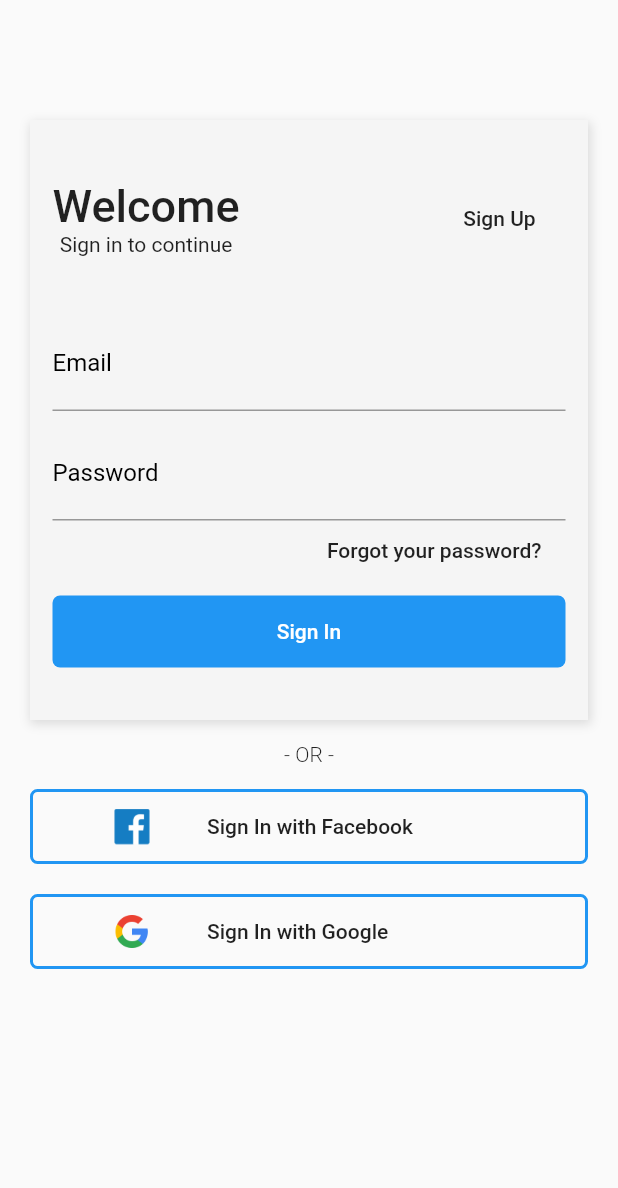
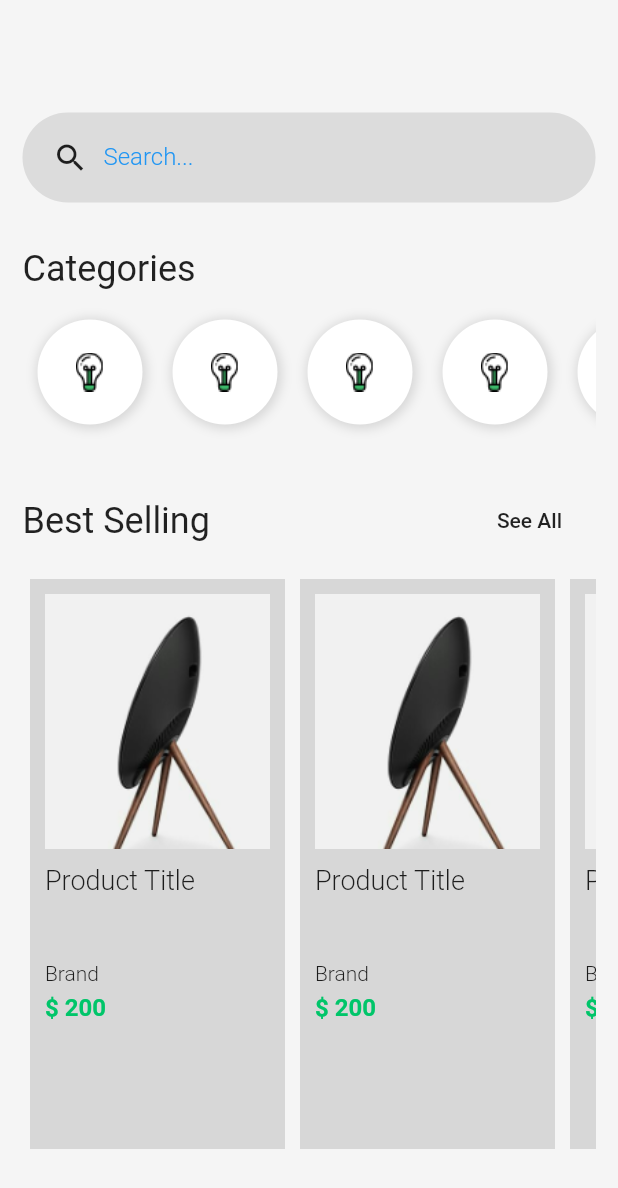
Before and after one commit to franciscpd/shopping_flutter, a Flutter app: the screen it shows after launch, after a tap on "Sign In", on a phone screen of 412 x 824 dp. Shown: the top 1188 px of the screen. Run offline on Flutter 3.47's test engine with Material 2 defaults, Android fonts, the phone set to English and light mode, and no system bars.

Commit message:
Add product list and details page

```diff
--- /dev/null
+++ b/lib/pages/home.page.dart
@@ -0,0 +1,221 @@
+import 'package:flutter/material.dart';
+import 'package:shopping/pages/product.page.dart';
+
+class HomePage extends StatelessWidget {
+  @override
+  Widget build(BuildContext context) {
+    return Scaffold(
+      body: Container(
+        padding: EdgeInsets.all(15),
+        width: double.infinity,
+        color: Color(0xFFF5F5F5),
+        child: Column(
+          crossAxisAlignment: CrossAxisAlignment.stretch,
+          children: <Widget>[
+            SizedBox(
+              height: 60,
+            ),
+            search(),
+            SizedBox(
+              height: 30,
+            ),
+            Text(
+              'Categories',
+              style: Theme.of(context).textTheme.headline,
+            ),
+            SizedBox(
+              height: 10,
+            ),
+            Container(
+              height: 90,
+              child: categoryList(),
+            ),
+            SizedBox(
+              height: 30,
+            ),
+            Row(
+              mainAxisAlignment: MainAxisAlignment.spaceBetween,
+              children: <Widget>[
+                Text(
+                  'Best Selling',
+                  style: Theme.of(context).textTheme.headline,
+                ),
+                FlatButton(
+                  child: Text('See All'),
+                  onPressed: () => {},
+                ),
+              ],
+            ),
+            SizedBox(
+              height: 10,
+            ),
+            Container(
+              height: 390,
+              child: productList(context),
+            ),
+          ],
+        ),
+      ),
+    );
+  }
+}
+
+Widget productList(BuildContext context) {
+  return Container(
+    child: ListView(
+      scrollDirection: Axis.horizontal,
+      children: <Widget>[
+        productItem(context),
+        productItem(context),
+        productItem(context),
+        productItem(context),
+        productItem(context),
+        productItem(context),
+        productItem(context),
+      ],
+    ),
+  );
+}
+
+Widget productItem(BuildContext context) {
+  return Container(
+    padding: EdgeInsets.all(10),
+    margin: EdgeInsets.all(5),
+    width: 170,
+    color: Colors.black12,
+    child: Column(
+      crossAxisAlignment: CrossAxisAlignment.start,
+      children: <Widget>[
+        GestureDetector(
+          onTap: () {
+            Navigator.push(
+              context,
+              MaterialPageRoute(
+                builder: (context) => ProductPage(),
+              ),
+            );
+          },
+          child: Image.asset(
+            'assets/product-1.png',
+            width: 170,
+            height: 170,
+            fit: BoxFit.cover,
+          ),
+        ),
+        SizedBox(
+          height: 10,
+        ),
+        Container(
+          height: 60,
+          child: Text(
+            'Product Title',
+            style: TextStyle(
+              fontSize: 18,
+              fontWeight: FontWeight.w300,
+            ),
+          ),
+        ),
+        SizedBox(
+          height: 5,
+        ),
+        Text(
+          "Brand",
+          style: TextStyle(
+            fontSize: 14,
+            fontWeight: FontWeight.w300,
+          ),
+        ),
+        SizedBox(
+          height: 5,
+        ),
+        Text(
+          "\$ 200",
+          style: TextStyle(
+            fontSize: 16,
+            fontWeight: FontWeight.bold,
+            color: Color(0xFF00C569),
+          ),
+        ),
+      ],
+    ),
+  );
+}
+
+Widget categoryList() {
+  return Container(
+    child: ListView(
+      scrollDirection: Axis.horizontal,
+      children: <Widget>[
+        categoryItem(),
+        categoryItem(),
+        categoryItem(),
+        categoryItem(),
+        categoryItem(),
+        categoryItem(),
+        categoryItem(),
+      ],
+    ),
+  );
+}
+
+Widget categoryItem() {
+  return Container(
+    width: 70,
+    height: 70,
+    margin: EdgeInsets.all(10),
+    padding: EdgeInsets.all(10),
+    decoration: BoxDecoration(
+      color: Colors.white,
+      boxShadow: [
+        new BoxShadow(
+          color: Colors.black12,
+          offset: new Offset(1, 1),
+          blurRadius: 5,
+          spreadRadius: 2,
+        ),
+      ],
+      borderRadius: BorderRadius.all(
+        Radius.circular(64),
+      ),
+    ),
+    child: Image.asset('assets/Icon_Devices.png'),
+  );
+}
+
+Widget search() {
+  return Container(
+    decoration: BoxDecoration(
+      color: Colors.black.withOpacity(0.1),
+      borderRadius: BorderRadius.all(
+        Radius.circular(128),
+      ),
+    ),
+    height: 60,
+    padding: EdgeInsets.only(left: 20),
+    child: Row(
+      children: <Widget>[
+        Icon(Icons.search),
+        Container(
+          width: 300,
+          padding: EdgeInsets.only(left: 10),
+          child: TextFormField(
+            keyboardType: TextInputType.text,
+            decoration: InputDecoration(
+              border: InputBorder.none,
+              labelText: 'Search...',
+              labelStyle: TextStyle(
+                color: Colors.blue,
+                fontWeight: FontWeight.w300,
+                fontSize: 16,
+              ),
+            ),
+            style: TextStyle(
+              fontSize: 20,
+              color: Colors.blue,
+            ),
+          ),
+        ),
+      ],
+    ),
+  );
+}
--- a/lib/pages/login.page.dart
+++ b/lib/pages/login.page.dart
@@ -1,4 +1,5 @@
 import 'package:flutter/material.dart';
+import 'package:shopping/pages/home.page.dart';
 import 'package:shopping/pages/singup.page.dart';
 
 class LoginPage extends StatelessWidget {
@@ -120,7 +121,14 @@ class LoginPage extends StatelessWidget {
                               color: Colors.white,
                             ),
                           ),
-                          onPressed: () {},
+                          onPressed: () {
+                            Navigator.push(
+                              context,
+                              MaterialPageRoute(
+                                builder: (context) => HomePage(),
+                              ),
+                            );
+                          },
                         ),
                       ),
                     ],
--- /dev/null
+++ b/lib/pages/product.page.dart
@@ -0,0 +1,64 @@
+import 'package:flutter/material.dart';
+
+class ProductPage extends StatelessWidget {
+  @override
+  Widget build(BuildContext context) {
+    return Scaffold(
+      body: NestedScrollView(
+        headerSliverBuilder: (BuildContext context, bool innerBoxIsScrolled) {
+          return <Widget>[
+            SliverAppBar(
+              backgroundColor: Colors.white.withOpacity(0),
+              elevation: 0.0,
+              expandedHeight: 500.0,
+              floating: false,
+              pinned: true,
+              flexibleSpace: FlexibleSpaceBar(
+                centerTitle: true,
+                background: Image.asset(
+                  'assets/product-10.png',
+                  width: double.infinity,
+                  fit: BoxFit.fitWidth,
+                ),
+              ),
+            ),
+          ];
+        },
+        body: ListView(
+          children: <Widget>[
+            Padding(
+              padding: EdgeInsets.only(
+                top: 10,
+                left: 10,
+                right: 10,
+              ),
+              child: Text(
+                'Dry Fit Long Sleeve',
+                style: TextStyle(
+                  fontSize: 26,
+                  fontWeight: FontWeight.bold,
+                ),
+              ),
+            ),
+            Padding(
+              padding: EdgeInsets.all(10),
+              child: Text('by Nike'),
+            ),
+            Padding(
+              padding: EdgeInsets.all(10),
+              child: Text('Details',
+                  style: TextStyle(
+                    fontWeight: FontWeight.bold,
+                  )),
+            ),
+            Padding(
+              padding: EdgeInsets.all(10),
+              child: Text(
+                  'Nike Dri-FIT is a polyester fabric designed to help you keep dry so you can more comfortably work harder, longer.'),
+            ),
+          ],
+        ),
+      ),
+    );
+  }
+}
```
Also changed, not shown: pubspec.yaml (+15 -0 lines), assets/Icon_Devices.png (added), assets/Icon_Gadgets.png (added), assets/Icon_Gaming.png (added), assets/Icon_Mens_Shoe.png (added), assets/Icon_Womens_Shoe.png (added), assets/product-1.png (added), assets/product-10.png (added), assets/product-2.png (added), assets/product-3.png (added), assets/product-4.png (added), assets/product-5.png (added), assets/product-6.png (added), assets/product-7.png (added), 2 more files.
